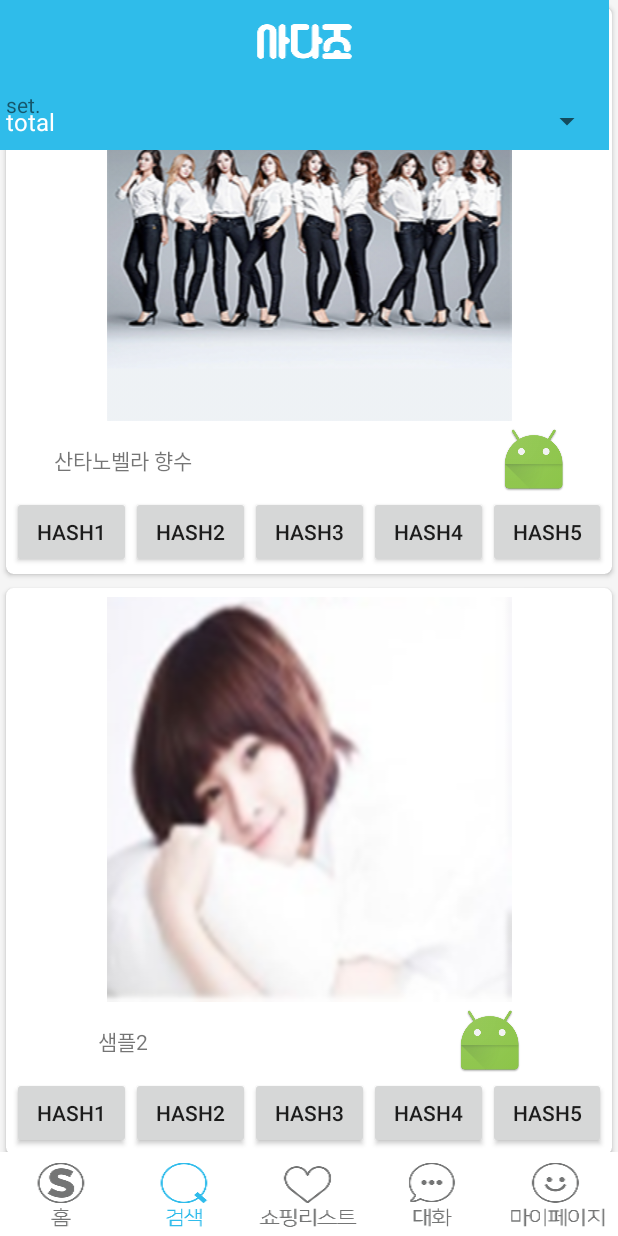
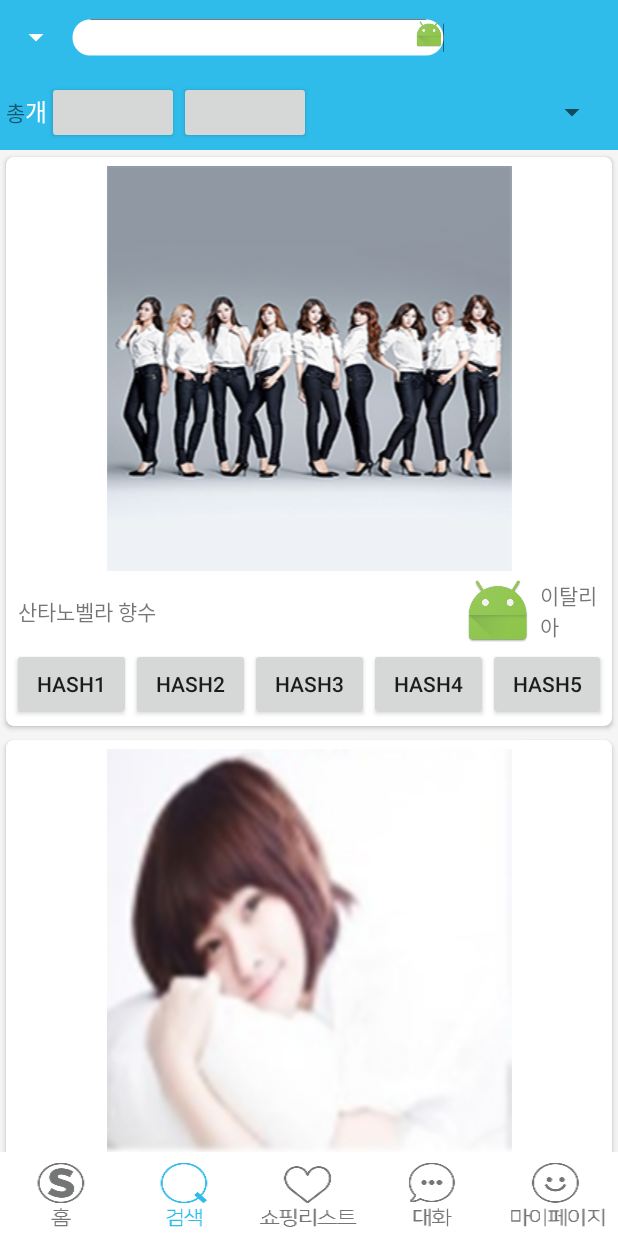
Before and after one commit to woosuk-oh/SadajoProject, an Android app: the screen it shows after launch (SearchListActivity), after a tap on an icon or button, on a phone screen of 412 x 824 dp. Run offline under Robolectric (Android 15) with nearby library versions, the phone set to English and light mode, and no system bars; pictures from the network do not load.

Commit message:
new branch parsing update 11-28 10:21

```diff
--- /dev/null
+++ b/app/src/main/java/com/tacademy/sadajo/funtion/ContentRefresh.java
@@ -0,0 +1,94 @@
+package com.tacademy.sadajo.funtion;
+
+/**
+ * Created by woosuk on 2016-11-18.
+ */
+
+public class ContentRefresh {
+
+/*
+
+
+    //////////////////////////////
+    //  Setup Swipe To Refresh  //
+    //////////////////////////////
+    *//**//*
+
+    private static class CollapsingSwipeRefreshLayout extends RecyclerView {
+        private CollapsingSwipeRefreshLayout swiper;
+
+        RecyclerView mRecycler;
+
+    swiper = (CollapsingSwipeRefreshLayout) findViewById(R.id.swipe_container);
+
+*//*
+          Swipe Icon 크기 및 컬러설정
+         *//*
+
+        swiper.setSize(SwipeRefreshLayout.LARGE);
+        swiper.setColorSchemeResources(
+
+                android.R.color.holo_blue_bright,
+                android.R.color.holo_orange_light,
+                android.R.color.holo_green_light,
+                android.R.color.holo_red_light
+        );
+        //Swipe 발생시
+        swiper.setOnRefreshListener(new SwipeRefreshLayout.OnRefreshListener() {
+            @Override
+            public void onRefresh() {
+
+*//*
+                  발생시(2000초)
+               *//*
+
+                new Handler().postDelayed(new Runnable() {
+                    @Override
+                    public void run() {
+                        if (itemsOfData != null && mAdapter != null) {
+
+                            // 다시 네트워크로 부터 데이터 가져와야됌.
+
+
+                            mAdapter.notifyDataSetChanged(); // 새로고침 후 데이터 셋 체인지 해준다.
+
+                        }
+                        swiper.setRefreshing(false); // 데이터셋 해주고 리프래쉬
+                    }
+                }, 2000);
+            }
+        });
+
+
+        /////////////////////////////////////////////
+        //  스크롤 리스터 등록 //
+        /////////////////////////////////////////////
+        mRecycler.addOnScrollListener(new RecyclerView.OnScrollListener() {
+
+            @Override
+            public void onScrollStateChanged(RecyclerView recyclerView, int newState) {
+                super.onScrollStateChanged(recyclerView, newState);
+            }
+            //스크롤의 수평/수직의 갯수--여기선 Vertical이므로 dy의 값은 수직의 값이 됨(+-값)
+            @Override
+            public void onScrolled(RecyclerView recyclerView, int dx, int dy) {
+                if (dy > 3) {
+                    if (customBar.getVisibility() == View.VISIBLE)
+                        hideCustomBar();
+
+                } else if (dy < -3) {
+                    if (customBar.getVisibility() == View.GONE)
+                        showCustomBar();
+                }
+            }
+        });
+
+        mRecycler.setAdapter(mAdapter);
+
+        //스크롤될 뷰(여기서는 리사이클러뷰)를 스위프에 등록
+        swiper.setTargetScrollableView(mRecycler);
+
+    }*/
+
+
+}
--- /dev/null
+++ b/app/src/main/java/com/tacademy/sadajo/funtion/SearchBarDeleteButton.java
@@ -0,0 +1,54 @@
+package com.tacademy.sadajo.funtion;
+
+import android.text.Editable;
+import android.text.TextWatcher;
+import android.view.View;
+import android.widget.Button;
+import android.widget.EditText;
+
+/**
+ * Created by woosuk on 2016-11-18.
+ */
+
+public class SearchBarDeleteButton {
+
+    public static void setRemovableET(final EditText et, final Button resetIB) {
+
+        et.setOnFocusChangeListener(new View.OnFocusChangeListener() {
+            @Override
+            public void onFocusChange(View v, boolean hasFocus) {
+                if (hasFocus && et.getText().toString().length() > 0)
+                    resetIB.setVisibility(View.VISIBLE);
+                else
+                    resetIB.setVisibility(View.INVISIBLE);
+            }
+        });
+
+        resetIB.setOnClickListener(new View.OnClickListener() {
+            @Override
+            public void onClick(View v) {
+                et.setText("");
+                resetIB.setVisibility(View.INVISIBLE);
+            }
+        });
+
+        et.addTextChangedListener(new TextWatcher() {
+            @Override
+            public void afterTextChanged(Editable s) {}
+            @Override
+            public void beforeTextChanged(CharSequence s, int start,
+                                          int count, int after) {
+            }
+            @Override
+            public void onTextChanged(CharSequence s, int start,
+                                      int before, int count) {
+                if(s.length() != 0){
+                    resetIB.setVisibility(View.VISIBLE);
+                }else{
+                    resetIB.setVisibility(View.INVISIBLE);
+                }
+            }
+        });
+    }
+
+}
--- a/app/src/main/java/com/tacademy/sadajo/search/searchlist/SearchListActivity.java
+++ b/app/src/main/java/com/tacademy/sadajo/search/searchlist/SearchListActivity.java
@@ -10,12 +10,15 @@ import android.util.TypedValue;
 import android.view.View;
 import android.view.animation.Animation;
 import android.view.animation.AnimationUtils;
+import android.widget.Button;
+import android.widget.EditText;
 import android.widget.ImageButton;
 import android.widget.LinearLayout;
 import android.widget.TextView;
 
 import com.tacademy.sadajo.R;
 import com.tacademy.sadajo.chatting.ChattingActivity;
+import com.tacademy.sadajo.funtion.SearchBarDeleteButton;
 import com.tacademy.sadajo.home.HomeActivity;
 import com.tacademy.sadajo.mypage.MyPageActivity;
 import com.tacademy.sadajo.shoppinglist.ShoppingListActivity;
@@ -40,15 +43,18 @@ public class SearchListActivity extends AppCompatActivity {
     ImageButton chattingBtn;
     ImageButton mypageBtn;
 
+
     private SearchListRecyclerAdapter mAdapter;
 
     //param 1번째는  이미지의 resource 값
-    private ArrayList<Integer> itemsOfData;
+
     private Animation inAnim;
     private Animation outAnim;
     private TextView customTitle;
+    private EditText searchBar;
+    private Button searchBarClear;
+
     private LinearLayout customBar;
-
 
 
     // 커스텀 바 setting
@@ -69,7 +75,7 @@ public class SearchListActivity extends AppCompatActivity {
         mRecycler = (RecyclerView) findViewById(R.id.search_recycler_view);
 
 
-        layoutManager = new LinearLayoutManager(this,LinearLayoutManager.VERTICAL,false);
+        layoutManager = new LinearLayoutManager(this, LinearLayoutManager.VERTICAL, false);
         mRecycler.setLayoutManager(layoutManager); //리싸이클러뷰의 레이아웃매니저 적용
 
         ArrayList<ItemArrayList> items = new ArrayList<>();
@@ -84,16 +90,12 @@ public class SearchListActivity extends AppCompatActivity {
         mRecycler.setAdapter(mAdapter);
         mAdapter.notifyDataSetChanged();
 
+        searchBar = (EditText) findViewById(R.id.search_search_et);
+        searchBarClear = (Button) findViewById(R.id.search_search_bt);
 
+        SearchBarDeleteButton.setRemovableET(searchBar, searchBarClear);  // Search Bar 에딧텍스트에 글자 입력시 x버튼 노출, 누르면 공백을 setText해줌.
 
-
-
-
-
-        //        Toolbar toolbar = (Toolbar)findViewById(R.id.toolbar);
-        //       setSupportActionBar(toolbar);
-//        final ActionBar ab = getSupportActionBar();
-//        ab.setDisplayHomeAsUpEnabled(true);
+        searchBar.setOnFocusChangeListener(FocusListener); // Search Bar 클릭 시, 이미지 변경
 
         //////////////////////
         //  리프레쉬 할때 출력되는 새로고침 애니메이션.
@@ -116,108 +118,19 @@ public class SearchListActivity extends AppCompatActivity {
         customTitle = (TextView) findViewById(R.id.custom_title);
 
 
-
-
-/*
-
-
-
-
-
-
-        //////////////////////////////
-        //  Setup Swipe To Refresh  //
-        //////////////////////////////
-        swiper = (CollapsingSwipeRefreshLayout) findViewById(R.id.swipe_container);
-        */
-/*
-          Swipe Icon 크기 및 컬러설정
-         *//*
-
-        swiper.setSize(SwipeRefreshLayout.LARGE);
-        swiper.setColorSchemeResources(
-
-                android.R.color.holo_blue_bright,
-                android.R.color.holo_orange_light,
-                android.R.color.holo_green_light,
-                android.R.color.holo_red_light
-        );
-        //Swipe 발생시
-        swiper.setOnRefreshListener(new SwipeRefreshLayout.OnRefreshListener() {
-            @Override
-            public void onRefresh() {
-                */
-/*
-                  발생시(2000초)
-                 *//*
-
-                new Handler().postDelayed(new Runnable() {
-                    @Override
-                    public void run() {
-                        if (itemsOfData != null && mAdapter != null) {
-
-                            // 다시 네트워크로 부터 데이터 가져와야됌.
-
-
-                            mAdapter.notifyDataSetChanged(); // 새로고침 후 데이터 셋 체인지 해준다.
-
-                        }
-                        swiper.setRefreshing(false); // 데이터셋 해주고 리프래쉬
-                    }
-                }, 2000);
-            }
-        });
-
-
-        /////////////////////////////////////////////
-        //  스크롤 리스터 등록 //
-        /////////////////////////////////////////////
-        mRecycler.addOnScrollListener(new RecyclerView.OnScrollListener() {
-
-            @Override
-            public void onScrollStateChanged(RecyclerView recyclerView, int newState) {
-                super.onScrollStateChanged(recyclerView, newState);
-            }
-            //스크롤의 수평/수직의 갯수--여기선 Vertical이므로 dy의 값은 수직의 값이 됨(+-값)
-            @Override
-            public void onScrolled(RecyclerView recyclerView, int dx, int dy) {
-                if (dy > 3) {
-                    if (customBar.getVisibility() == View.VISIBLE)
-                        hideCustomBar();
-
-                } else if (dy < -3) {
-                    if (customBar.getVisibility() == View.GONE)
-                        showCustomBar();
-                }
-            }
-        });
-
-        mRecycler.setAdapter(mAdapter);
-
-        //스크롤될 뷰(여기서는 리사이클러뷰)를 스위프에 등록
-        swiper.setTargetScrollableView(mRecycler);
-
-
-
-*/
-
-
-
         // 바텀 탭바
 
-        homeBtn = (ImageButton)findViewById(R.id.homeBtn);
+        homeBtn = (ImageButton) findViewById(R.id.homeBtn);
         homeBtn.setOnClickListener(mClickListener);
-        searchBtn = (ImageButton)findViewById(R.id.searchBtn);
+        searchBtn = (ImageButton) findViewById(R.id.searchBtn);
         searchBtn.setOnClickListener(mClickListener);
         searchBtn.setSelected(true);
-        shoppingListBtn = (ImageButton)findViewById(R.id.shoppingListBtn);
+        shoppingListBtn = (ImageButton) findViewById(R.id.shoppingListBtn);
         shoppingListBtn.setOnClickListener(mClickListener);
-        chattingBtn = (ImageButton)findViewById(R.id.chattingBtn);
+        chattingBtn = (ImageButton) findViewById(R.id.chattingBtn);
         chattingBtn.setOnClickListener(mClickListener);
-        mypageBtn = (ImageButton)findViewById(R.id.mypageBtn);
+        mypageBtn = (ImageButton) findViewById(R.id.mypageBtn);
         mypageBtn.setOnClickListener(mClickListener);
-
-
 
 
     } // end OnCreate.
@@ -226,43 +139,63 @@ public class SearchListActivity extends AppCompatActivity {
         customBar.startAnimation(outAnim);
         customBar.setVisibility(View.GONE);
     }
+
     private void showCustomBar() {
         customBar.startAnimation(inAnim);
         customBar.setVisibility(View.VISIBLE);
     }
 
+
+    View.OnFocusChangeListener FocusListener = new View.OnFocusChangeListener() {
+        @Override
+        public void onFocusChange(View view, boolean hasFocus) {
+
+            if (view == searchBar) { // 뷰가 서치바를 가지면
+                if (hasFocus) { //서치바에 포커스가 있을 시
+               /* mTextMessage.setText("Touch-1Set Focus");*/
+                    searchBar.setBackgroundResource(R.drawable.search_bar_onfocus);
+                } else {
+             /*   mTextMessage.setText("Touch-1Kill Focus");*/
+                    searchBar.setBackgroundResource(R.drawable.search_bar);
+                }
+            }
+        }
+    };
+
+
 // 하단 탭바 클릭 시
 
-    ImageButton.OnClickListener  mClickListener = new View.OnClickListener() {
+    ImageButton.OnClickListener mClickListener = new View.OnClickListener() {
         Intent intent;
+
         @Override
         public void onClick(View view) {
-            switch (view.getId()){
-                case R.id.homeBtn :
+            switch (view.getId()) {
+                case R.id.homeBtn:
                     searchBtn.setSelected(false);
-                    intent =  new Intent(SearchListActivity.this, HomeActivity.class);
+                    intent = new Intent(SearchListActivity.this, HomeActivity.class);
                     startActivity(intent);
                     break;
-                case R.id.searchBtn :
-                    intent =  new Intent(SearchListActivity.this, SearchListActivity.class);
+                case R.id.searchBtn:
+                    intent = new Intent(SearchListActivity.this, SearchListActivity.class);
                     startActivity(intent);
                     break;
-                case R.id.shoppingListBtn :
+                case R.id.shoppingListBtn:
                     searchBtn.setSelected(false);
 
-                    intent =  new Intent(SearchListActivity.this, ShoppingListActivity.class);
+                    intent = new Intent(SearchListActivity.this, ShoppingListActivity.class);
                     startActivity(intent);
                     break;
                 case R.id.chattingBtn:
                     searchBtn.setSelected(false);
 
-                    intent =  new Intent(SearchListActivity.this, ChattingActivity.class);
+                    intent = new Intent(SearchListActivity.this, ChattingActivity.class);
                     startActivity(intent);
                     break;
-                case R.id.mypageBtn :
+                case R.id.mypageBtn:
                     searchBtn.setSelected(false);
 
-                    intent =  new Intent(SearchListActivity.this, MyPageActivity.class);
+                    intent = new Intent(SearchListActivity.this, MyPageActivity.class);
                     startActivity(intent);
                     break;
             }
@@ -270,5 +203,4 @@ public class SearchListActivity extends AppCompatActivity {
     };
 
 
-
 }
--- a/app/src/main/java/com/tacademy/sadajo/search/searchlist/SearchListRecyclerAdapter.java
+++ b/app/src/main/java/com/tacademy/sadajo/search/searchlist/SearchListRecyclerAdapter.java
@@ -24,6 +24,13 @@ public class SearchListRecyclerAdapter extends RecyclerView.Adapter<SearchListRe
     private Context context;
     private ArrayList<ItemArrayList> mItems;
 
+
+    private static int TYPE_HEADER = 0;
+    private static int TYPE_BODY = 1;
+    private static int TYPE_FOOTER = 3;
+
+
+
     private int lastPosition = -1;
 
 
@@ -31,6 +38,11 @@ public class SearchListRecyclerAdapter extends RecyclerView.Adapter<SearchListRe
 
         mItems = items;
         context = mCotext;
+    }
+
+    @Override
+    public int getItemViewType(int position) {
+        return super.getItemViewType(position);
     }
 
     @Override
--- a/app/src/main/res/layout/activity_search.xml
+++ b/app/src/main/res/layout/activity_search.xml
@@ -1,11 +1,5 @@
 <?xml version="1.0" encoding="utf-8"?>
 
-<!--<com.tacademy.sadajo.search.searchlist.CollapsingSwipeRefreshLayout xmlns:android="http://schemas.android.com/apk/res/android"
-    android:id="@+id/swipe_container"
-    android:layout_width="match_parent"
-    android:layout_height="match_parent"
-
-    />-->
 
 <android.support.design.widget.CoordinatorLayout xmlns:android="http://schemas.android.com/apk/res/android"
     xmlns:app="http://schemas.android.com/apk/res-auto"
@@ -16,24 +10,20 @@
     tools:context="com.tacademy.sadajo.search.searchlist.SearchListActivity">
 
 
+
     <LinearLayout
         android:layout_width="match_parent"
-        android:layout_height="match_parent">
+        android:layout_height="match_parent"
+        android:orientation="vertical">
 
-
-        <android.support.v7.widget.RecyclerView
-            android:id="@+id/search_recycler_view"
-            android:layout_width="match_parent"
-            android:layout_height="match_parent" />
-
-
-    </LinearLayout>
 
         <android.support.design.widget.AppBarLayout
             android:id="@+id/search_app_bar"
-        android:layout_width="wrap_content"
-        android:layout_height="100dp"
+            android:layout_width="match_parent"
+            android:layout_height="50dp"
+            android:orientation="vertical"
             android:theme="@style/AppTheme.AppBarOverlay"
+            app:layout_collapseMode="parallax"
 
             >
 
@@ -41,30 +31,77 @@
                 android:id="@+id/my_gallery_toolbar"
                 android:layout_width="match_parent"
                 android:layout_height="match_parent"
+                android:orientation="vertical"
                 app:contentScrim="?attr/colorPrimary"
+                app:layout_collapseMode="parallax"
                 app:layout_scrollFlags="scroll|exitUntilCollapsed"
-            app:titleEnabled="false">
+                app:titleEnabled="false"
+
+                >
 
 
-            <FrameLayout
-                android:id="@+id/list_gird_frame"
+                <LinearLayout
+                    android:id="@+id/collapsing_toolbar"
                     android:layout_width="match_parent"
-                android:layout_height="match_parent">
+                    android:layout_height="match_parent"
+                    android:orientation="vertical"
+                    app:layout_collapseMode="parallax">
+
 
                     <LinearLayout
                         android:layout_width="match_parent"
                         android:layout_height="match_parent"
-                    android:orientation="vertical">
+                        android:orientation="horizontal"
+
+                        >
+
+
+                        <Spinner
+                            android:id="@+id/search_toolbar_spinner1"
+                            android:layout_width="wrap_content"
+                            android:layout_height="match_parent"
+                            android:gravity="left"
+
+                            />
+
+                        <FrameLayout
+                            android:layout_width="wrap_content"
+                            android:layout_height="wrap_content"
+                            android:layout_gravity="center">
+
+                            <EditText
+                                android:id="@+id/search_search_et"
+                                android:layout_width="wrap_content"
+                                android:layout_height="wrap_content"
+                                android:textColor="#000000"
+                                android:background="@drawable/search_bar"
+                                android:paddingLeft="10dp"
+
+
+
+                                android:singleLine="true" />
+                            <Button
+                                android:layout_width="20dp"
+                                android:layout_height="20dp"
+                                android:background="@mipmap/ic_launcher"
+                                android:layout_gravity="right"
+                                android:id="@+id/search_search_bt"
+
+                                />
+                            <!--android:hint="@string/app_name"-->
+                        </FrameLayout>
+                    </LinearLayout>
+
+
+                </LinearLayout>
+
+
+            </android.support.design.widget.CollapsingToolbarLayout>
+
+
+        </android.support.design.widget.AppBarLayout>
 
         <LinearLayout
-                        android:id="@+id/collapsing_toolbar"
-                        android:layout_width="match_parent"
-                        android:layout_height="wrap_content">
-
-                        <include layout="@layout/include_toolbar_layout" />
-                    </LinearLayout>
-
-                    <RelativeLayout
             android:id="@+id/custom_view_bar"
             android:layout_width="match_parent"
             android:layout_height="50dp"
@@ -76,43 +113,52 @@
                 android:id="@+id/textView"
                 android:layout_width="wrap_content"
                 android:layout_height="wrap_content"
-                            android:text="set." />
+                android:text="총" />
 
             <TextView
                 android:id="@+id/custom_title"
                 android:layout_width="wrap_content"
                 android:layout_height="wrap_content"
                 android:layout_centerVertical="true"
-
-
                 android:maxLines="1"
-                            android:text="total"
+                android:text="개"
                 android:textColor="@android:color/white"
                 android:textSize="16sp" />
+
+            <Button
+                android:layout_width="wrap_content"
+                android:layout_height="wrap_content" />
+
+            <Button
+                android:layout_width="wrap_content"
+                android:layout_height="wrap_content" />
 
             <Spinner
                 android:id="@+id/search_collaps_bar_spinner"
                 android:layout_width="wrap_content"
                 android:layout_height="wrap_content"
-                            android:layout_alignParentStart="true"
-                            android:layout_centerVertical="true"
-                            android:layout_marginLeft="350dp" />
+                android:layout_gravity="center"
+                android:layout_marginLeft="150dp" />
 
 
-                    </RelativeLayout>
         </LinearLayout>
-            </FrameLayout>
 
-        </android.support.design.widget.CollapsingToolbarLayout>
+        <LinearLayout
+            android:layout_width="match_parent"
+            android:layout_height="match_parent">
 
 
-    </android.support.design.widget.AppBarLayout>
+            <android.support.v7.widget.RecyclerView
+                android:id="@+id/search_recycler_view"
+                android:layout_width="match_parent"
+                android:layout_height="match_parent"
+                android:layout_centerHorizontal="true" />
+
+        </LinearLayout><!--  <include layout="@layout/include_navigation_tab" />-->
 
 
-    <!--  <include layout="@layout/include_navigation_tab" />-->
-
-
-    <LinearLayout
+    </LinearLayout>
+    <FrameLayout
         android:layout_width="match_parent"
         android:layout_height="wrap_content"
         android:layout_gravity="bottom"
@@ -120,12 +166,7 @@
 
         <include layout="@layout/include_bottom_tab_button" />
 
-    </LinearLayout>
+    </FrameLayout>
 
 
-    <!--   <include layout ="@layout/include_bottm_tab" />-->
-    <!--Include Bottom TabBar Button -->
-
-
-</android.support.design.widget.CoordinatorLayout><!--
-</com.tacademy.sadajo.search.searchlist.CollapsingSwipeRefreshLayout>-->
+</android.support.design.widget.CoordinatorLayout>
--- a/app/src/main/res/layout/include_toolbar_layout.xml
+++ b/app/src/main/res/layout/include_toolbar_layout.xml
@@ -10,7 +10,7 @@
     xmlns:app="http://schemas.android.com/apk/res-auto"
     android:id="@+id/main_content"
     android:layout_width="match_parent"
-    android:layout_height="wrap_content">
+    android:layout_height="match_parent">
 
     <android.support.design.widget.AppBarLayout
         android:id="@+id/appbar"
--- a/app/src/main/res/layout/search_list_grid_item.xml
+++ b/app/src/main/res/layout/search_list_grid_item.xml
@@ -50,6 +50,13 @@
                 android:layout_marginLeft="200dp"
                 card_view:srcCompat="@mipmap/ic_launcher" />
 
+            <TextView
+                android:id="@+id/search_country_name"
+                android:layout_width="wrap_content"
+                android:layout_height="wrap_content"
+                android:layout_margin="4dp"
+                android:text="이탈리아" />
+
 
         </LinearLayout>
 
--- a/app/src/main/res/values/styles.xml
+++ b/app/src/main/res/values/styles.xml
@@ -43,4 +43,10 @@
         <item name="android:textColor">@color/white</item>
     </style>
 
+
+
+
+    <style name="AppTheme.AppBarOverlay" parent="ThemeOverlay.AppCompat.Dark.ActionBar" />
+    <style name="AppTheme.PopupOverlay" parent="ThemeOverlay.AppCompat.Light" />
+
 </resources>
```
Also changed, not shown: app/src/main/res/drawable-xxhdpi/search_bar.png (added), app/src/main/res/drawable-xxhdpi/search_bar_onfocus.png (added). Lines whose indentation alone changed are shown as unchanged.
